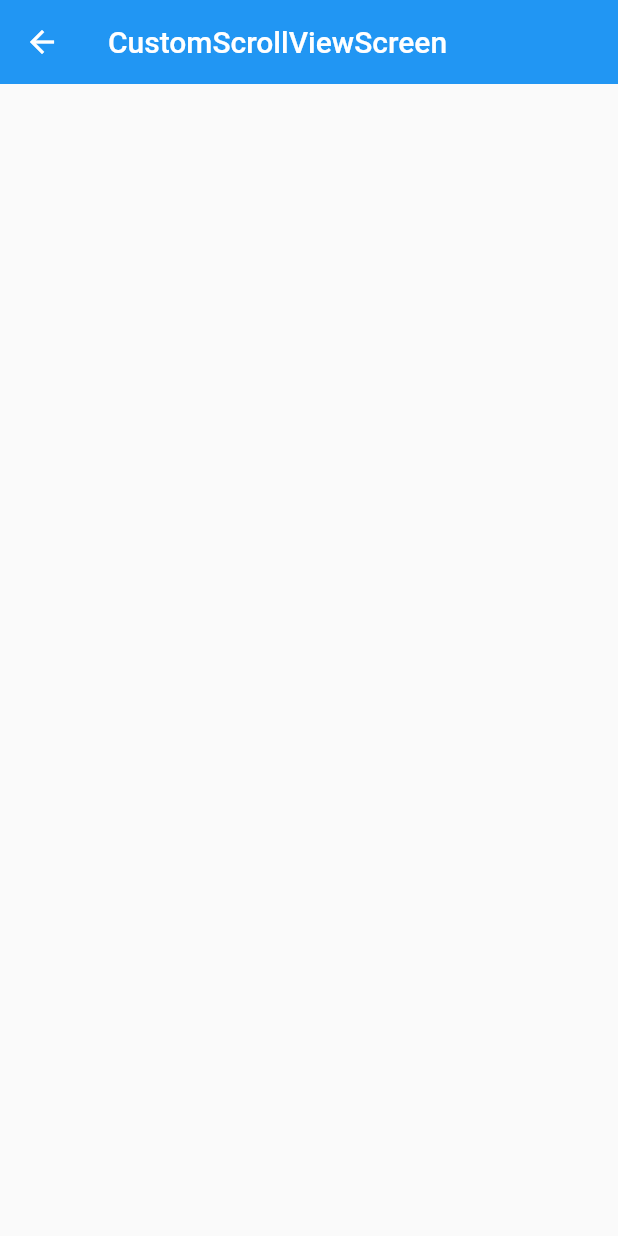
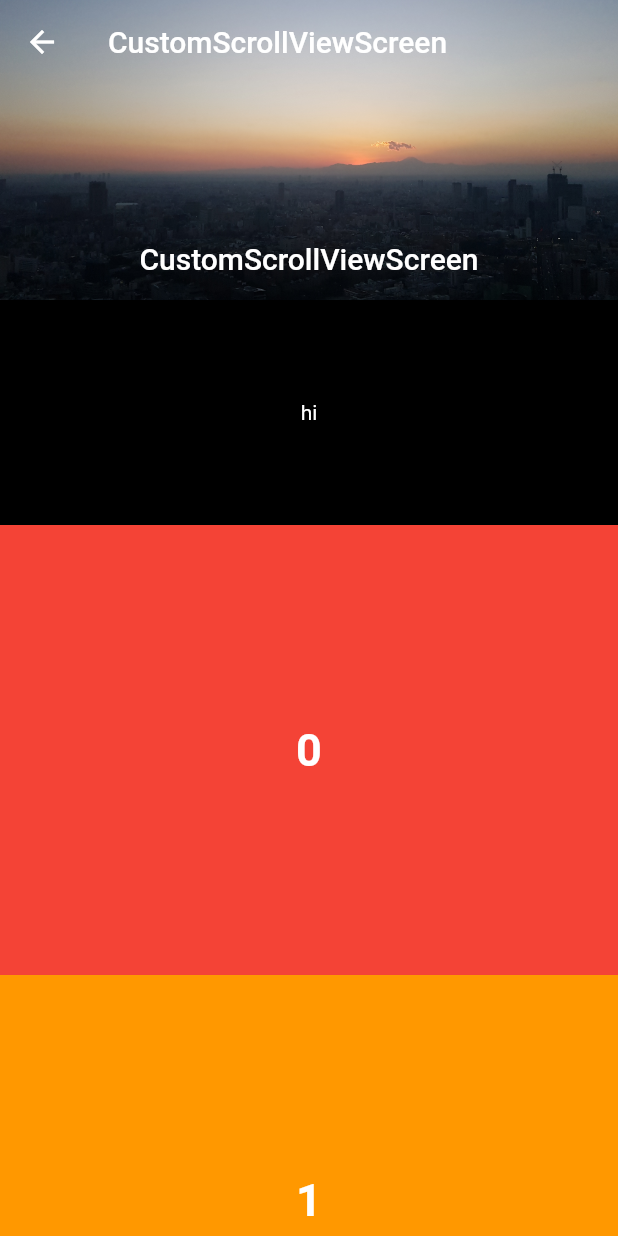
Before and after one commit to sjsjsj1246/flutter_study_scrollable_widget, a Flutter app: the screen it shows after launch, after a tap on "CustomScrollViewScreen", on a phone screen of 412 x 824 dp. Run offline on Flutter 3.47's test engine with Material 2 defaults, Android fonts, the phone set to English and light mode, and no system bars.

Commit message:
Feat: CustomScrollView

```diff
--- a/lib/screen/custom_scroll_view_screen.dart
+++ b/lib/screen/custom_scroll_view_screen.dart
@@ -2,8 +2,42 @@ import 'package:flutter/material.dart';
 import 'package:flutter_study_scrollable_widget/const/colors.dart';
 import 'package:flutter_study_scrollable_widget/layout/main_layout.dart';
 
+class _SliverFixedHeaderDelegate extends SliverPersistentHeaderDelegate {
+  final Widget child;
+  final double maxHeight;
+  final double minHeight;
+
+  _SliverFixedHeaderDelegate(
+      {required this.child, required this.maxHeight, required this.minHeight});
+
+  @override
+  Widget build(
+      BuildContext context, double shrinkOffset, bool overlapsContent) {
+    return SizedBox.expand(child: child);
+  }
+
+  @override
+  //최대 높이
+  double get maxExtent => maxHeight;
+
+  @override
+  double get minExtent => minHeight;
+
+  @override
+  // covariant - 상속된 class도 사용 가능
+  // oldDelegate - build가 실행이 됐을 때 이전 delegate
+  // this - 새로운 delegate
+  // shouldRebuild - 새로 build를 해야할지 말지 결정
+  // false - build 안함, true - build 함
+  bool shouldRebuild(_SliverFixedHeaderDelegate oldDelegate) {
+    return oldDelegate.minHeight != minHeight ||
+        oldDelegate.maxHeight != maxHeight ||
+        oldDelegate.child != child;
+  }
+}
+
 class CustomScrollViewScreen extends StatelessWidget {
-  final List<int> numbers = List.generate(100, (index) => index);
+  final List<int> numbers = List.generate(6, (index) => index);
 
   CustomScrollViewScreen({Key? key}) : super(key: key);
 
@@ -11,8 +45,78 @@ class CustomScrollViewScreen extends StatelessWidget {
   Widget build(BuildContext context) {
     return Scaffold(
         body: CustomScrollView(slivers: [
-      SliverAppBar(title: Text("CustomScrollViewScreen")),
+      renderSliverAppbar(),
+      renderHeader(),
+      renderChildSliverList(),
+      renderHeader(),
+      renderSliverGridBuilder()
     ]));
+  }
+
+  //header
+  Widget renderHeader() {
+    return SliverPersistentHeader(
+        pinned: true,
+        delegate: _SliverFixedHeaderDelegate(
+            child: Container(
+                color: Colors.black,
+                child: Center(
+                  child: Text("hi", style: TextStyle(color: Colors.white)),
+                )),
+            maxHeight: 150,
+            minHeight: 75));
+  }
+
+  // Appbar
+  SliverAppBar renderSliverAppbar() {
+    return SliverAppBar(
+        //중간에 스크롤 하면 보임
+        floating: true,
+        // 완전 고정
+        // pinned: true,
+        //손가락 때면 올라감, floating true일 때만 사용
+        snap: true,
+        //한계 이상으로 스크롤 시 맵바가 남은 공간 차지
+        stretch: true,
+        expandedHeight: 200,
+        collapsedHeight: 200,
+        flexibleSpace: FlexibleSpaceBar(
+            centerTitle: true,
+            title: Text("CustomScrollViewScreen"),
+            background: Image.asset(
+              "assets/img/image1.jpg",
+              fit: BoxFit.cover,
+            )),
+        title: Text("CustomScrollViewScreen"));
+  }
+
+  // Gridview.count와 유사함
+  SliverGrid renderChildSLiverGrid() {
+    return SliverGrid(
+        delegate: SliverChildListDelegate(numbers
+            .map((e) => renderContainer(
+                color: rainbowColors[e % rainbowColors.length], index: e))
+            .toList()),
+        gridDelegate:
+            SliverGridDelegateWithFixedCrossAxisCount(crossAxisCount: 2));
+  }
+
+  //
+  SliverGrid renderSliverGridBuilder() {
+    return SliverGrid(
+      delegate: SliverChildBuilderDelegate(
+        (context, index) {
+          return renderContainer(
+            color: rainbowColors[index % rainbowColors.length],
+            index: index,
+          );
+        },
+        childCount: 30,
+      ),
+      gridDelegate: SliverGridDelegateWithMaxCrossAxisExtent(
+        maxCrossAxisExtent: 150,
+      ),
+    );
   }
 
   // ListView 기본 생성자와 유사함
--- a/pubspec.yaml
+++ b/pubspec.yaml
@@ -3,7 +3,7 @@ description: A new Flutter project.
 
 # The following line prevents the package from being accidentally published to
 # pub.dev using `flutter pub publish`. This is preferred for private packages.
-publish_to: 'none' # Remove this line if you wish to publish to pub.dev
+publish_to: "none" # Remove this line if you wish to publish to pub.dev
 
 # The following defines the version and build number for your application.
 # A version number is three numbers separated by dots, like 1.2.43
@@ -30,7 +30,6 @@ dependencies:
   flutter:
     sdk: flutter
 
-
   # The following adds the Cupertino Icons font to your application.
   # Use with the CupertinoIcons class for iOS style icons.
   cupertino_icons: ^1.0.2
@@ -51,6 +50,8 @@ dev_dependencies:
 
 # The following section is specific to Flutter packages.
 flutter:
+  assets:
+    - assets/img/image1.jpg
 
   # The following line ensures that the Material Icons font is
   # included with your application, so that you can use the icons in
```
Also changed, not shown: assets/img/image1.jpg (added).
